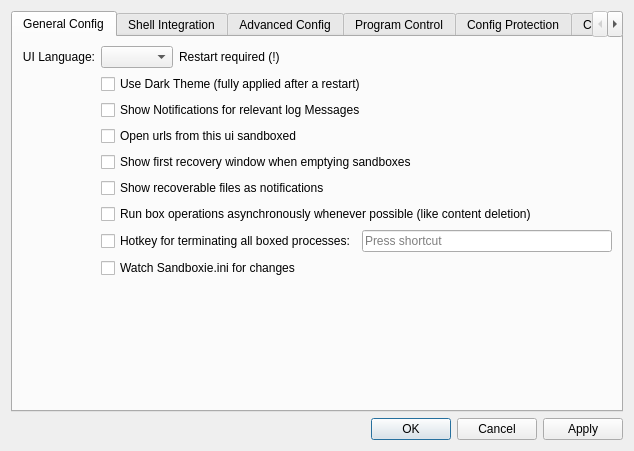
sandboxie-plus/Sandboxie, file SandboxiePlus/SandMan/Forms/SettingsWindow.ui: the form before one commit.
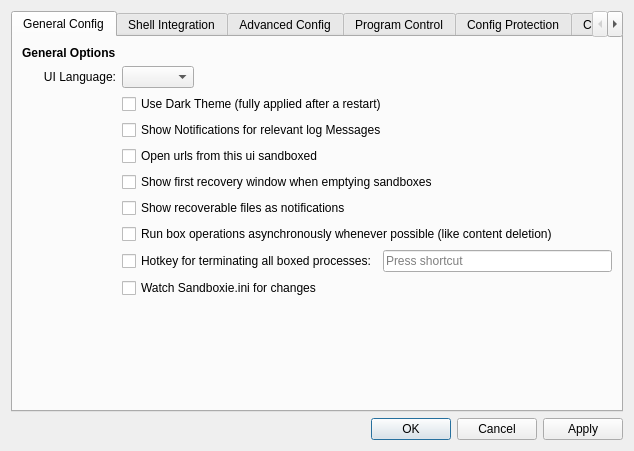
The form after the commit. Icons and pictures are not drawn.

Diff of the .ui file:
```diff
--- a/SandboxiePlus/SandMan/Forms/SettingsWindow.ui
+++ b/SandboxiePlus/SandMan/Forms/SettingsWindow.ui
@@ -54,44 +54,31 @@
         <layout class="QGridLayout" name="gridLayout_9">
          <item row="0" column="0">
           <layout class="QGridLayout" name="gridLayout_8">
-           <item row="9" column="2">
-            <spacer name="horizontalSpacer_8">
-             <property name="orientation">
-              <enum>Qt::Horizontal</enum>
-             </property>
-             <property name="sizeHint" stdset="0">
-              <size>
-               <width>40</width>
-               <height>20</height>
-              </size>
-             </property>
-            </spacer>
+           <item row="8" column="1" colspan="3">
+            <layout class="QHBoxLayout" name="horizontalLayout_3">
+             <item>
+              <widget class="QCheckBox" name="chkPanic">
+               <property name="text">
+                <string>Hotkey for terminating all boxed processes:</string>
+               </property>
+              </widget>
+             </item>
+             <item>
+              <widget class="QKeySequenceEdit" name="keyPanic"/>
+             </item>
+            </layout>
            </item>
-           <item row="8" column="1" colspan="2">
-            <widget class="QCheckBox" name="chkWatchConfig">
+           <item row="7" column="1" colspan="2">
+            <widget class="QCheckBox" name="chkAsyncBoxOps">
              <property name="text">
-              <string>Watch Sandboxie.ini for changes</string>
+              <string>Run box operations asynchronously whenever possible (like content deletion)</string>
              </property>
             </widget>
            </item>
-           <item row="5" column="1" colspan="2">
-            <widget class="QCheckBox" name="chkNotifyRecovery">
-             <property name="text">
-              <string>Show recoverable files as notifications</string>
-             </property>
-            </widget>
+           <item row="1" column="1">
+            <widget class="QComboBox" name="uiLang"/>
            </item>
-           <item row="0" column="0">
-            <widget class="QLabel" name="label_19">
-             <property name="text">
-              <string>UI Language:</string>
-             </property>
-             <property name="alignment">
-              <set>Qt::AlignRight|Qt::AlignTrailing|Qt::AlignVCenter</set>
-             </property>
-            </widget>
-           </item>
-           <item row="9" column="1">
+           <item row="10" column="1">
             <spacer name="verticalSpacer_4">
              <property name="orientation">
               <enum>Qt::Vertical</enum>
@@ -104,14 +91,14 @@
              </property>
             </spacer>
            </item>
-           <item row="4" column="1" colspan="2">
+           <item row="5" column="1" colspan="2">
             <widget class="QCheckBox" name="chkShowRecovery">
              <property name="text">
               <string>Show first recovery window when emptying sandboxes</string>
              </property>
             </widget>
            </item>
-           <item row="1" column="1" colspan="2">
+           <item row="2" column="1" colspan="2">
             <widget class="QCheckBox" name="chkDarkTheme">
              <property name="text">
               <string>Use Dark Theme (fully applied after a restart)</string>
@@ -121,20 +108,14 @@
              </property>
             </widget>
            </item>
-           <item row="0" column="2">
-            <widget class="QLabel" name="label">
+           <item row="9" column="1" colspan="2">
+            <widget class="QCheckBox" name="chkWatchConfig">
              <property name="text">
-              <string>Restart required (!)</string>
-             </property>
-             <property name="alignment">
-              <set>Qt::AlignLeading|Qt::AlignLeft|Qt::AlignVCenter</set>
+              <string>Watch Sandboxie.ini for changes</string>
              </property>
             </widget>
            </item>
-           <item row="0" column="1">
-            <widget class="QComboBox" name="uiLang"/>
-           </item>
-           <item row="2" column="1" colspan="2">
+           <item row="3" column="1" colspan="2">
             <widget class="QCheckBox" name="chkNotifications">
              <property name="text">
               <string>Show Notifications for relevant log Messages</string>
@@ -144,7 +125,37 @@
              </property>
             </widget>
            </item>
-           <item row="3" column="1" colspan="2">
+           <item row="10" column="2">
+            <spacer name="horizontalSpacer_8">
+             <property name="orientation">
+              <enum>Qt::Horizontal</enum>
+             </property>
+             <property name="sizeHint" stdset="0">
+              <size>
+               <width>40</width>
+               <height>20</height>
+              </size>
+             </property>
+            </spacer>
+           </item>
+           <item row="6" column="1" colspan="2">
+            <widget class="QCheckBox" name="chkNotifyRecovery">
+             <property name="text">
+              <string>Show recoverable files as notifications</string>
+             </property>
+            </widget>
+           </item>
+           <item row="1" column="0">
+            <widget class="QLabel" name="label_19">
+             <property name="text">
+              <string>UI Language:</string>
+             </property>
+             <property name="alignment">
+              <set>Qt::AlignRight|Qt::AlignTrailing|Qt::AlignVCenter</set>
+             </property>
+            </widget>
+           </item>
+           <item row="4" column="1" colspan="2">
             <widget class="QCheckBox" name="chkSandboxUrls">
              <property name="text">
               <string>Open urls from this ui sandboxed</string>
@@ -154,27 +165,20 @@
              </property>
             </widget>
            </item>
-           <item row="6" column="1" colspan="2">
-            <widget class="QCheckBox" name="chkAsyncBoxOps">
+           <item row="0" column="0">
+            <widget class="QLabel" name="label_9">
+             <property name="font">
+              <font>
+               <weight>75</weight>
+               <bold>true</bold>
+               <kerning>true</kerning>
+              </font>
+             </property>
              <property name="text">
-              <string>Run box operations asynchronously whenever possible (like content deletion)</string>
+              <string>General Options</string>
              </property>
             </widget>
            </item>
-           <item row="7" column="1" colspan="3">
-            <layout class="QHBoxLayout" name="horizontalLayout_3">
-             <item>
-              <widget class="QCheckBox" name="chkPanic">
-               <property name="text">
-                <string>Hotkey for terminating all boxed processes:</string>
-               </property>
-              </widget>
-             </item>
-             <item>
-              <widget class="QKeySequenceEdit" name="keyPanic"/>
-             </item>
-            </layout>
-           </item>
           </layout>
          </item>
         </layout>
```
Left out of the diff: 145 changed lines with no effect on the pictures.
